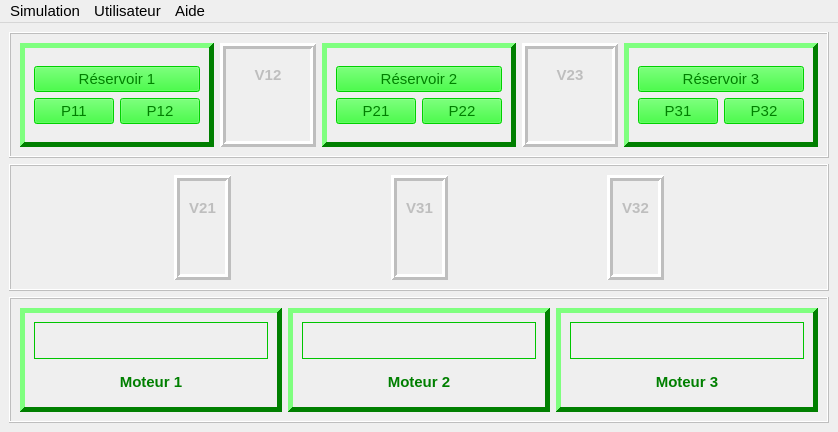
This is mainwindow.ui in Desepto/Simulation as Qt 5 draws it before an edit. The edited form follows.
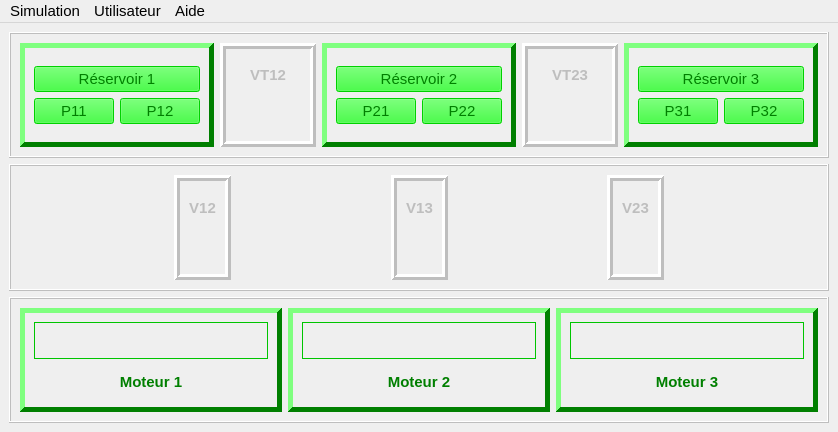
This is the edited form. Icons and pictures are not drawn.

What changed in the file:
```diff
--- a/mainwindow.ui
+++ b/mainwindow.ui
@@ -534,7 +534,7 @@
                        </font>
                       </property>
                       <property name="text">
-                       <string>V12</string>
+                       <string>VT12</string>
                       </property>
                       <property name="alignment">
                        <set>Qt::AlignCenter</set>
@@ -545,7 +545,7 @@
                      </widget>
                     </item>
                     <item>
-                     <widget class="QLabel" name="V12">
+                     <widget class="QLabel" name="VT12">
                       <property name="text">
                        <string/>
                       </property>
@@ -1044,7 +1044,7 @@
                        </font>
                       </property>
                       <property name="text">
-                       <string>V23</string>
+                       <string>VT23</string>
                       </property>
                       <property name="alignment">
                        <set>Qt::AlignCenter</set>
@@ -1055,7 +1055,7 @@
                      </widget>
                     </item>
                     <item>
-                     <widget class="QLabel" name="V23">
+                     <widget class="QLabel" name="VT23">
                       <property name="text">
                        <string/>
                       </property>
@@ -1722,7 +1722,7 @@
                    </font>
                   </property>
                   <property name="text">
-                   <string>V21</string>
+                   <string>V12</string>
                   </property>
                   <property name="alignment">
                    <set>Qt::AlignCenter</set>
@@ -1733,7 +1733,7 @@
                  </widget>
                 </item>
                 <item>
-                 <widget class="QLabel" name="V21">
+                 <widget class="QLabel" name="V12">
                   <property name="text">
                    <string/>
                   </property>
@@ -1783,7 +1783,7 @@
                    </font>
                   </property>
                   <property name="text">
-                   <string>V31</string>
+                   <string>V13</string>
                   </property>
                   <property name="alignment">
                    <set>Qt::AlignCenter</set>
@@ -1844,7 +1844,7 @@
                    </font>
                   </property>
                   <property name="text">
-                   <string>V32</string>
+                   <string>V23</string>
                   </property>
                   <property name="alignment">
                    <set>Qt::AlignCenter</set>
@@ -1855,7 +1855,7 @@
                  </widget>
                 </item>
                 <item>
-                 <widget class="QLabel" name="V32">
+                 <widget class="QLabel" name="V23">
                   <property name="text">
                    <string/>
                   </property>
```
Left out of the diff: 4 changed lines with no effect on the pictures.
